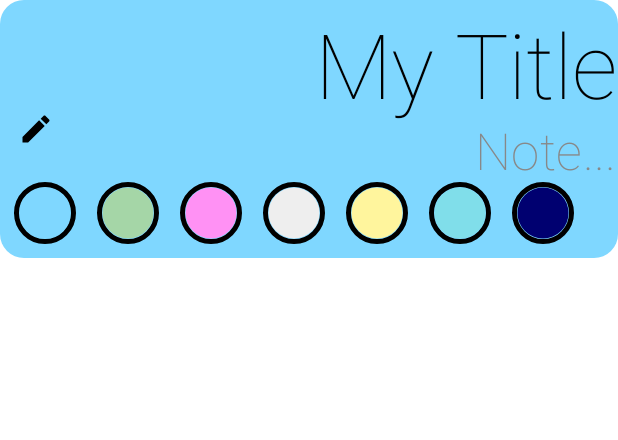
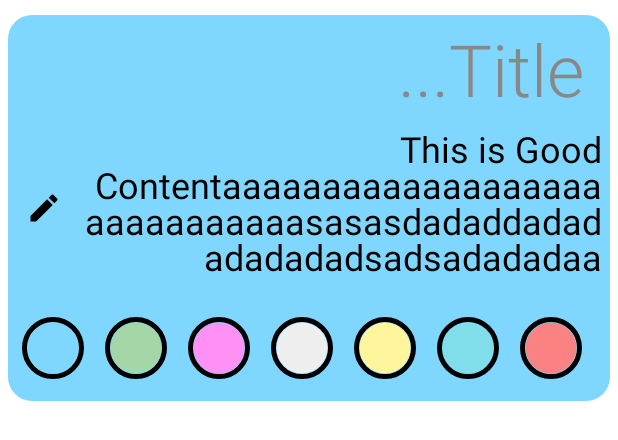
Before and after one commit to GuidoDSalem/Notes_App, an Android app built with Jetpack Compose: the @Preview function PrevEditableNote, on a phone screen of 412 x 824 dp. Shown: the top 440 px of the screen. Run offline under Robolectric (Android 15) with nearby library versions, the phone set to English and light mode, and no system bars.

```diff
--- a/app/src/main/java/com/example/notesapp/data/mapper/NoteMapper.kt
+++ b/app/src/main/java/com/example/notesapp/data/mapper/NoteMapper.kt
@@ -2,6 +2,7 @@ package com.example.notesapp.data.mapper
 
 
 import android.os.Build
+import android.util.Log
 import androidx.annotation.RequiresApi
 import com.example.notesapp.data.remote.dto.NotesResponse
 import com.example.notesapp.domain.models.Note
--- a/app/src/main/java/com/example/notesapp/domain/NoteRepository.kt
+++ b/app/src/main/java/com/example/notesapp/domain/NoteRepository.kt
@@ -10,13 +10,13 @@ interface NoteRepository {
 
     suspend fun getAllNotes(): List<Note>
 
-    suspend fun  deleteNote(id: Int)
+    suspend fun  deleteNote(id: Int): Result<String>
 
     suspend fun updateNote(note: Note): Result<String>
 
     suspend fun getNote(id: Int) : Note?
 
-    suspend fun createNote(note: Note)
+    suspend fun createNote(note: Note): Result<String>
 
     suspend fun getNotesByColor(color: NoteColor): Flow<List<Note>>
 
--- a/app/src/main/java/com/example/notesapp/domain/models/NoteColor.kt
+++ b/app/src/main/java/com/example/notesapp/domain/models/NoteColor.kt
@@ -15,7 +15,7 @@ sealed class NoteColor(val hex: Long,val color:Color) {
     object GrayColor : NoteColor(0xFFEEEEEE,color = Color(0xFFEEEEEE))
     object YellowColor : NoteColor(0xFFFFF59D,color = Color(0xFFFFF59D))
     object CyanColor : NoteColor(0xFF80DEEA,color = Color(0xFF80DEEA))
-    object RedColor : NoteColor(0xFF000070,color = Color(0xFF000070))
+    object RedColor : NoteColor(0xFF000070,color = Color(0xFFFA8282))
     object NullColor: NoteColor(0,Color(0x00000000))
 
     companion object {
@@ -27,7 +27,7 @@ sealed class NoteColor(val hex: Long,val color:Color) {
                 0xFFEEEEEE -> NoteColor.GrayColor
                 0xFFFFF59D -> NoteColor.YellowColor
                 0xFF80DEEA -> NoteColor.CyanColor
-                0xFF000070 -> NoteColor.RedColor
+                0xFFFA8282 -> NoteColor.RedColor
                 else -> NoteColor.BlueColor
             }
         }
@@ -40,7 +40,7 @@ sealed class NoteColor(val hex: Long,val color:Color) {
                 is GrayColor -> 0xFFEEEEEE
                 is YellowColor -> 0xFFFFF59D
                 is CyanColor -> 0xFF80DEEA
-                is RedColor -> 0xFF000070
+                is RedColor -> 0xFFFA8282
                 is NullColor -> 0x00000000
                 else -> 0xFF7FD7FF
             }
--- a/app/src/main/java/com/example/notesapp/presentation/notes/composables/EditableNote.kt
+++ b/app/src/main/java/com/example/notesapp/presentation/notes/composables/EditableNote.kt
@@ -1,13 +1,17 @@
 package com.example.notesapp.presentation.notes.composables
 
 import android.annotation.SuppressLint
+import android.util.Log
+import androidx.compose.animation.AnimatedContentScope.SlideDirection.Companion.End
 import androidx.compose.animation.AnimatedContentScope.SlideDirection.Companion.Start
 import androidx.compose.animation.AnimatedVisibility
 import androidx.compose.foundation.background
+import androidx.compose.foundation.clickable
 import androidx.compose.foundation.layout.*
 import androidx.compose.foundation.lazy.LazyRow
 import androidx.compose.foundation.lazy.items
 import androidx.compose.foundation.shape.RoundedCornerShape
+import androidx.compose.foundation.text.BasicTextField
 import androidx.compose.material.Icon
 import androidx.compose.material.IconButton
 import androidx.compose.material.MaterialTheme
@@ -19,14 +23,20 @@ import androidx.compose.runtime.*
 import androidx.compose.ui.Alignment
 import androidx.compose.ui.Modifier
 import androidx.compose.ui.draw.clip
+import androidx.compose.ui.draw.shadow
 import androidx.compose.ui.graphics.Color
+import androidx.compose.ui.platform.InspectableModifier
 import androidx.compose.ui.res.stringResource
+import androidx.compose.ui.text.TextStyle
+import androidx.compose.ui.text.font.FontStyle
 import androidx.compose.ui.text.font.FontWeight
+import androidx.compose.ui.text.style.TextAlign
 import androidx.compose.ui.tooling.preview.Preview
 import androidx.compose.ui.unit.dp
+import androidx.compose.ui.unit.sp
+import com.example.notesapp.domain.models.Note
 import com.example.notesapp.domain.models.NoteColor
 
-@SuppressLint("UnrememberedMutableState")
 @Composable
 fun EditableNote(
         modifier: Modifier,
@@ -34,17 +44,26 @@ fun EditableNote(
         title: String,
         onTitleValueChange: (String)->Unit,
         titleHint: String = " ...Title ",
-        showTitleHint: Boolean = false,
-
         content: String,
         onContentValueChange: (String) -> Unit,
-        contentHint: String = "Note...",
-        showContentHint: Boolean = false,
-
+        contentHint: String = "...Note",
+        color: NoteColor = NoteColor.BlueColor,
         onColorClick: (NoteColor)-> Unit
 ) {
 
-    var showColor: Boolean by mutableStateOf<Boolean>(true)
+    var showColor by  remember{
+        mutableStateOf<Boolean>(true)
+    }
+
+    var title_ by remember {
+        mutableStateOf(title)
+    }
+
+    var content_ by remember{
+        mutableStateOf(content)
+    }
+
+
     val colorList: List<NoteColor> = listOf(
             NoteColor.BlueColor,
             NoteColor.GreenColor,
@@ -55,44 +74,102 @@ fun EditableNote(
             NoteColor.RedColor,
             )
     Box(
-            modifier = modifier,
+            modifier = modifier
+                .padding(horizontal = 5.dp)
+                .clip(RoundedCornerShape(16.dp))
+                .background(color.color),
             contentAlignment = Alignment.CenterEnd
     ){
         Column(
                 verticalArrangement = Arrangement.SpaceAround,
                 horizontalAlignment = Alignment.End
         ) {
-            Text(
-                    text = if(showTitleHint) titleHint else title,
-                    style =  MaterialTheme.typography.h2,
-                    color = if(showTitleHint) Color.Gray else Color.Black,
-                    fontWeight = if(showTitleHint) FontWeight(1) else FontWeight(3)
+            Spacer(modifier = Modifier.height(10.dp))
+
+                BasicTextField(
+                    value = title,
+                    modifier = Modifier.padding(horizontal = 5.dp),
+                    onValueChange = {
+                        onTitleValueChange(it)
+                        title_ = it
+                    },
+                    textStyle = MaterialTheme.typography.h3.copy(
+                            textAlign = TextAlign.End
+                    ),
+                    decorationBox = { innerTextField ->
+                        if (title.isEmpty()){
+                            Text(text = titleHint,
+                                 style = MaterialTheme.typography.h3.copy(
+                                    textAlign = TextAlign.End
+                            ),
+                             fontWeight = FontWeight.Light, color = Color.Gray)
+                        }
+                        else{
+                            innerTextField()
+
+
+                        }
+                    }
+                )
+
+            Spacer(modifier = Modifier.height(10.dp))
+
+            BasicTextField(
+                    value = content,
+                    modifier = Modifier.padding(horizontal = 5.dp),
+                    onValueChange = { newContent ->
+                        onContentValueChange(newContent)
+                        content_ = newContent },
+                    textStyle = MaterialTheme.typography.h5.copy(
+                            textAlign = TextAlign.End
+                    ),
+                    decorationBox = { innerTextField ->
+                        if (content.isEmpty()){
+                            Text(text = contentHint,
+                                 style = MaterialTheme.typography.h5.copy(
+                                         textAlign = TextAlign.End
+                                 ),
+                                 fontWeight = FontWeight.Light, color = Color.Gray)
+                        }
+                        else{
+                            Row(modifier = Modifier.fillMaxWidth()) {
+                                Spacer(modifier = Modifier.width(40.dp))
+                                innerTextField()
+
+                            }
+                        }
+                    }
             )
 
-            Text(text = if(showContentHint) contentHint else content,
-                 style =  MaterialTheme.typography.h4,
-                 color = if(showContentHint) Color.Gray else Color.Black,
-                 fontWeight = if(showContentHint) FontWeight(1) else FontWeight(3))
+            Spacer(modifier = Modifier.height(25.dp))
 
             AnimatedVisibility(visible = showColor) {
                 LazyRow(modifier = Modifier.fillMaxWidth()){
-                    items(colorList){ item ->
+                    items(colorList){ color: NoteColor ->
 
                         Spacer(modifier = Modifier.width(10.dp))
 
                         ColorItem(
-                                noteColor = item,
-                                modifier = Modifier.size(40.dp),
-                                width = 5f
+                                modifier = Modifier
+                                    .size(40.dp)
+                                    .clickable {
+                                        onColorClick(color)
+                                    },
+                                noteColor = color,
+                                width = 5f,
+
+
                         )
                         Spacer(modifier = Modifier.width(5.dp))
 
                     }
                 }
             }
+            Spacer(modifier = Modifier.height(15.dp))
         }
+
         IconButton(
-                onClick = {showColor = showColor.not()},
+                onClick = {showColor = !showColor},
                 modifier = Modifier.align(Alignment.CenterStart)
         ) {
             Icon(
@@ -114,14 +191,12 @@ fun PrevEditableNote() {
             modifier = Modifier
                 .fillMaxWidth()
                 .clip(RoundedCornerShape(16.dp))
-                .background(NoteColor.BlueColor.color)
                 .padding(vertical = 10.dp)
 ,
-            title ="My Title",
-            showTitleHint = false,
-            onTitleValueChange ={},
-            content ="My Content",
-            showContentHint = true,
+            title ="",
+            onTitleValueChange ={ },
+            content ="This is Good " +
+                    "Contentaaaaaaaaaaaaaaaaaaaaaaaaaaaaaasasasdadaddadadadadadadsadsadadadaa",
             onContentValueChange = {}
 
     ) {
--- a/app/src/main/java/com/example/notesapp/presentation/notes/edit/EditState.kt
+++ b/app/src/main/java/com/example/notesapp/presentation/notes/edit/EditState.kt
@@ -4,7 +4,7 @@ import android.graphics.Color
 import com.example.notesapp.domain.models.NoteColor
 
 data class EditState(
-        val title: String = "<title>",
-        val content: String = "<content>",
+        val title: String = "",
+        val content: String = "",
         val color: NoteColor = NoteColor.NullColor
 )
```
Also changed, not shown: app/src/main/java/com/example/notesapp/data/remote/NotesApiImpl.kt (+5 -3 lines), app/src/main/java/com/example/notesapp/data/repository/NoteRepositoryImpl.kt (+30 -22 lines), app/src/main/java/com/example/notesapp/presentation/notes/NoteScreen.kt (+8 -4 lines), app/src/main/java/com/example/notesapp/presentation/notes/NoteViewModel.kt (+14 -0 lines), app/src/main/java/com/example/notesapp/presentation/notes/composables/ColorItem.kt (+5 -4 lines), app/src/main/java/com/example/notesapp/presentation/notes/composables/SimpleNote.kt (+25 -7 lines), app/src/main/java/com/example/notesapp/presentation/notes/create/CreateScreen.kt (+13 -42 lines), app/src/main/java/com/example/notesapp/presentation/notes/create/CreateViewModel.kt (+58 -0 lines), app/src/main/java/com/example/notesapp/presentation/notes/edit/EditNoteScreen.kt (+20 -27 lines), app/src/main/java/com/example/notesapp/presentation/notes/edit/EditNoteViewModel.kt (+20 -18 lines).
